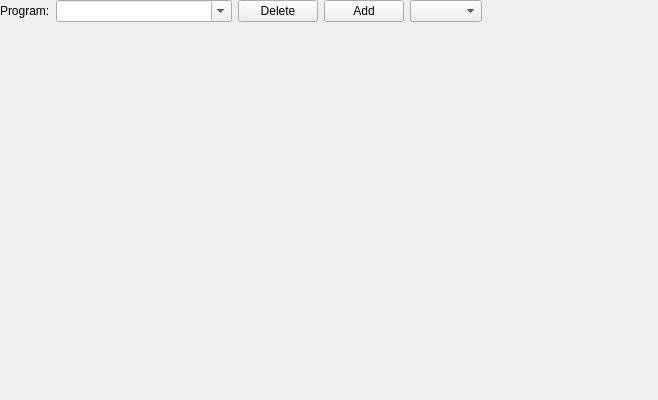
Old version of the form krita/plugins/paintops/dynamicbrush/DynamicProgramsEditor.ui in the repository KDE/krita.
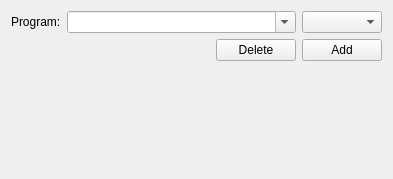
New version of the form. Custom widgets are drawn as their Qt base class.

Commit message: Fix layout to fit in popup.

```diff
--- a/krita/plugins/paintops/dynamicbrush/DynamicProgramsEditor.ui
+++ b/krita/plugins/paintops/dynamicbrush/DynamicProgramsEditor.ui
@@ -5,51 +5,19 @@
    <rect>
     <x>0</x>
     <y>0</y>
-    <width>658</width>
-    <height>400</height>
+    <width>393</width>
+    <height>179</height>
    </rect>
   </property>
-  <layout class="QVBoxLayout" >
-   <property name="spacing" >
-    <number>6</number>
-   </property>
-   <property name="leftMargin" >
-    <number>0</number>
-   </property>
-   <property name="topMargin" >
-    <number>0</number>
-   </property>
-   <property name="rightMargin" >
-    <number>0</number>
-   </property>
-   <property name="bottomMargin" >
-    <number>0</number>
-   </property>
-   <item>
-    <layout class="QHBoxLayout" >
-     <property name="spacing" >
-      <number>6</number>
-     </property>
-     <property name="leftMargin" >
-      <number>0</number>
-     </property>
-     <property name="topMargin" >
-      <number>0</number>
-     </property>
-     <property name="rightMargin" >
-      <number>0</number>
-     </property>
-     <property name="bottomMargin" >
-      <number>0</number>
-     </property>
-     <item>
+  <layout class="QGridLayout" name="gridLayout" >
+   <item row="0" column="0" >
       <widget class="QLabel" name="label" >
        <property name="text" >
         <string>Program:</string>
        </property>
       </widget>
      </item>
-     <item>
+   <item row="0" column="1" colspan="2" >
       <widget class="QComboBox" name="comboBoxPrograms" >
        <property name="sizePolicy" >
         <sizepolicy vsizetype="Fixed" hsizetype="Expanding" >
@@ -62,39 +30,37 @@
        </property>
       </widget>
      </item>
-     <item>
-      <widget class="QPushButton" name="pushButtonDelete" >
-       <property name="text" >
-        <string>Delete</string>
-       </property>
-      </widget>
-     </item>
-     <item>
-      <widget class="QPushButton" name="pushButtonAdd" >
-       <property name="text" >
-        <string>Add</string>
-       </property>
-      </widget>
-     </item>
-     <item>
+   <item row="0" column="3" >
       <widget class="KisCmbIDList" name="comboBoxProgramsType" />
      </item>
-     <item>
-      <spacer>
+   <item row="1" column="1" >
+    <spacer name="horizontalSpacer" >
        <property name="orientation" >
         <enum>Qt::Horizontal</enum>
        </property>
-       <property name="sizeHint" >
+     <property name="sizeHint" stdset="0" >
         <size>
-         <width>40</width>
+       <width>152</width>
          <height>20</height>
         </size>
        </property>
       </spacer>
      </item>
-    </layout>
+   <item row="1" column="2" >
+    <widget class="QPushButton" name="pushButtonDelete" >
+     <property name="text" >
+      <string>Delete</string>
+     </property>
+    </widget>
    </item>
-   <item>
+   <item row="1" column="3" >
+    <widget class="QPushButton" name="pushButtonAdd" >
+     <property name="text" >
+      <string>Add</string>
+     </property>
+    </widget>
+   </item>
+   <item row="2" column="0" colspan="4" >
     <widget class="QFrame" name="frame" >
      <property name="sizePolicy" >
       <sizepolicy vsizetype="Expanding" hsizetype="Preferred" >
```
Lines whose indentation alone changed are shown as unchanged. The commit also changes 1 other file.
